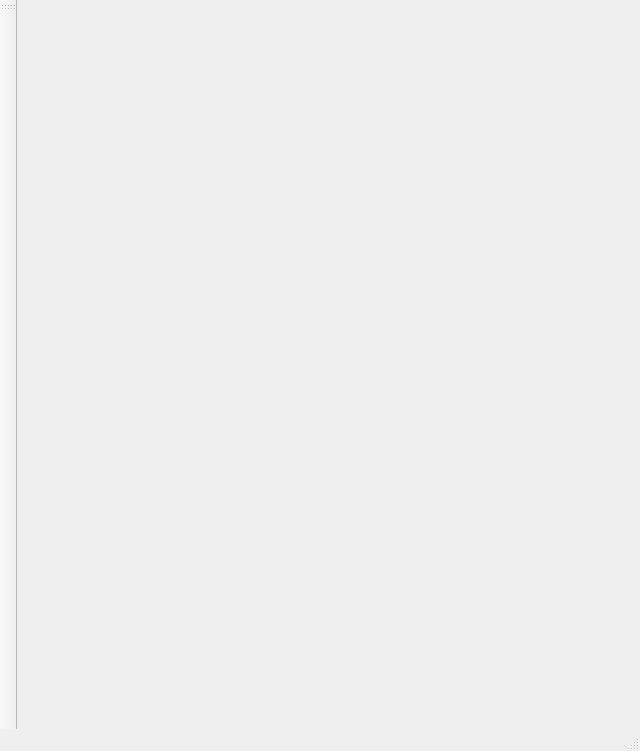
The window that work/QT/Expriment/EVA/EVA_0.4/EVA/mainwindow.ui (DrizztLei/code) describes before a commit, drawn with Qt 5.
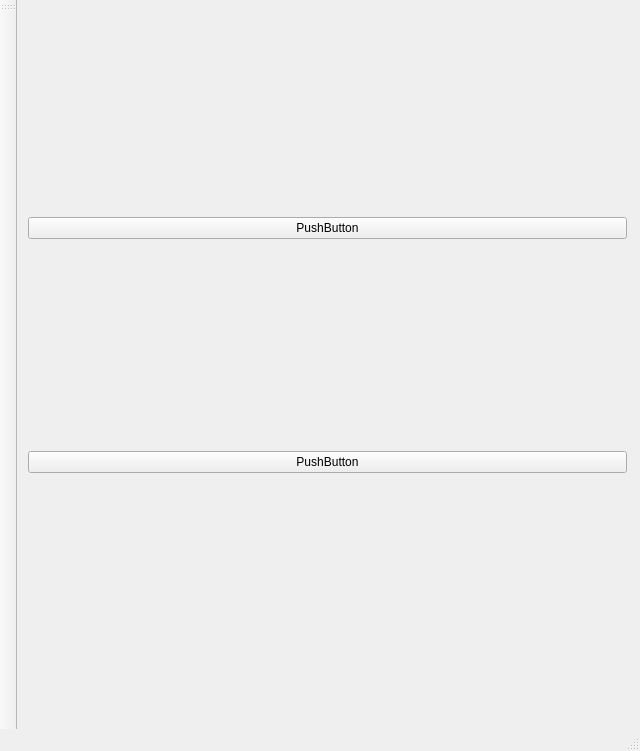
The same window after the commit.

Diff of the .ui file:
```diff
--- a/work/QT/Expriment/EVA/EVA_0.4/EVA/mainwindow.ui
+++ b/work/QT/Expriment/EVA/EVA_0.4/EVA/mainwindow.ui
@@ -23,7 +23,22 @@
       <height>691</height>
      </rect>
     </property>
-    <layout class="QVBoxLayout" name="verticalLayout"/>
+    <layout class="QVBoxLayout" name="verticalLayout">
+     <item>
+      <widget class="QPushButton" name="pushButton_2">
+       <property name="text">
+        <string>PushButton</string>
+       </property>
+      </widget>
+     </item>
+     <item>
+      <widget class="QPushButton" name="pushButton">
+       <property name="text">
+        <string>PushButton</string>
+       </property>
+      </widget>
+     </item>
+    </layout>
    </widget>
   </widget>
   <widget class="QMenuBar" name="menuBar">
```
Left out of the diff: 19 changed lines with no effect on the pictures.
